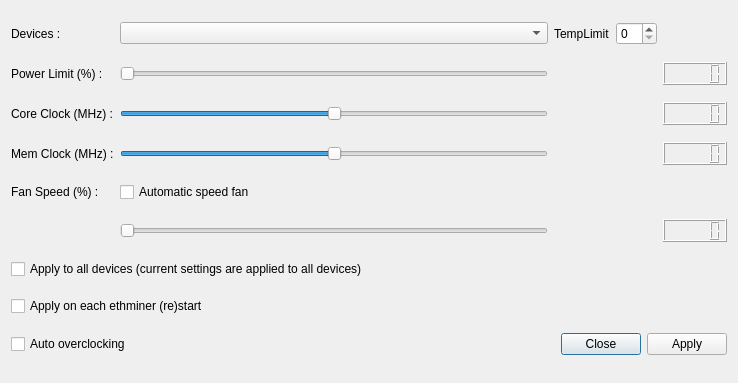
Before: the Qt Designer form Code/References/MinerLamp-master/MinerLamp-master/nvocdialog.ui in UndertakerW/MinersCoffee, drawn with Qt 5.
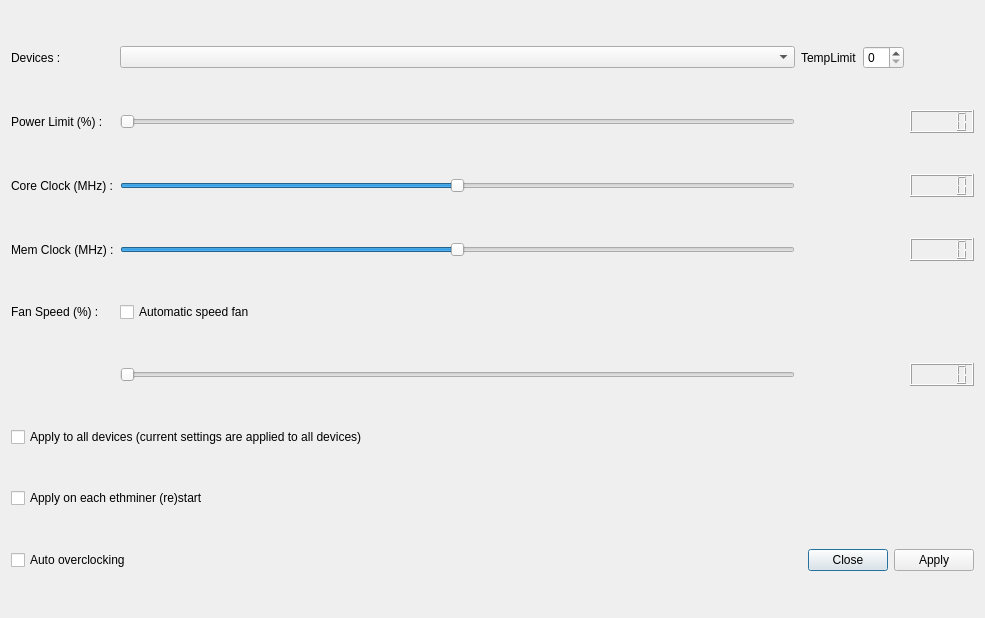
After: the same form once the commit is applied.

Diff of the .ui file:
```diff
--- a/Code/References/MinerLamp-master/MinerLamp-master/nvocdialog.ui
+++ b/Code/References/MinerLamp-master/MinerLamp-master/nvocdialog.ui
@@ -6,8 +6,8 @@
    <rect>
     <x>0</x>
     <y>0</y>
-    <width>738</width>
-    <height>383</height>
+    <width>985</width>
+    <height>618</height>
    </rect>
   </property>
   <property name="sizePolicy">
```
